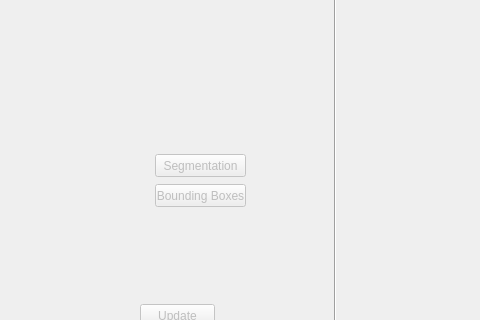
TimotheosS/Automatic-Image-Annotation, file mainWin.ui: the form before one commit; both pictures show x 445 to 925 and y 186 to 506 of the 1060 by 720 pixel window.
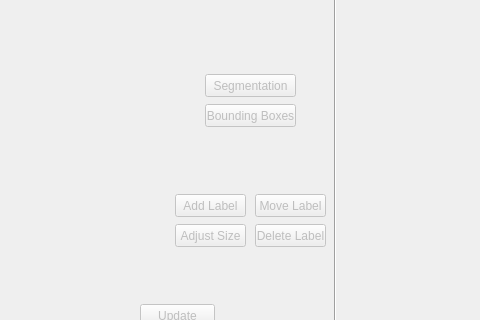
The form after the commit.

Diff of the .ui file:
```diff
--- a/mainWin.ui
+++ b/mainWin.ui
@@ -170,8 +170,8 @@
     </property>
     <property name="geometry">
      <rect>
-      <x>600</x>
-      <y>370</y>
+      <x>650</x>
+      <y>290</y>
       <width>91</width>
       <height>23</height>
      </rect>
@@ -186,8 +186,8 @@
     </property>
     <property name="geometry">
      <rect>
-      <x>600</x>
-      <y>340</y>
+      <x>650</x>
+      <y>260</y>
       <width>91</width>
       <height>23</height>
      </rect>
@@ -196,6 +196,70 @@
      <string>Segmentation</string>
     </property>
    </widget>
+   <widget class="QPushButton" name="addLabel">
+    <property name="enabled">
+     <bool>false</bool>
+    </property>
+    <property name="geometry">
+     <rect>
+      <x>620</x>
+      <y>380</y>
+      <width>71</width>
+      <height>23</height>
+     </rect>
+    </property>
+    <property name="text">
+     <string>Add Label</string>
+    </property>
+   </widget>
+   <widget class="QPushButton" name="moveLabel">
+    <property name="enabled">
+     <bool>false</bool>
+    </property>
+    <property name="geometry">
+     <rect>
+      <x>700</x>
+      <y>380</y>
+      <width>71</width>
+      <height>23</height>
+     </rect>
+    </property>
+    <property name="text">
+     <string>Move Label</string>
+    </property>
+   </widget>
+   <widget class="QPushButton" name="adjustSize">
+    <property name="enabled">
+     <bool>false</bool>
+    </property>
+    <property name="geometry">
+     <rect>
+      <x>620</x>
+      <y>410</y>
+      <width>71</width>
+      <height>23</height>
+     </rect>
+    </property>
+    <property name="text">
+     <string>Adjust Size</string>
+    </property>
+   </widget>
+   <widget class="QPushButton" name="deleteLabel">
+    <property name="enabled">
+     <bool>false</bool>
+    </property>
+    <property name="geometry">
+     <rect>
+      <x>700</x>
+      <y>410</y>
+      <width>71</width>
+      <height>23</height>
+     </rect>
+    </property>
+    <property name="text">
+     <string>Delete Label</string>
+    </property>
+   </widget>
   </widget>
   <widget class="QMenuBar" name="menubar">
    <property name="geometry">
```
